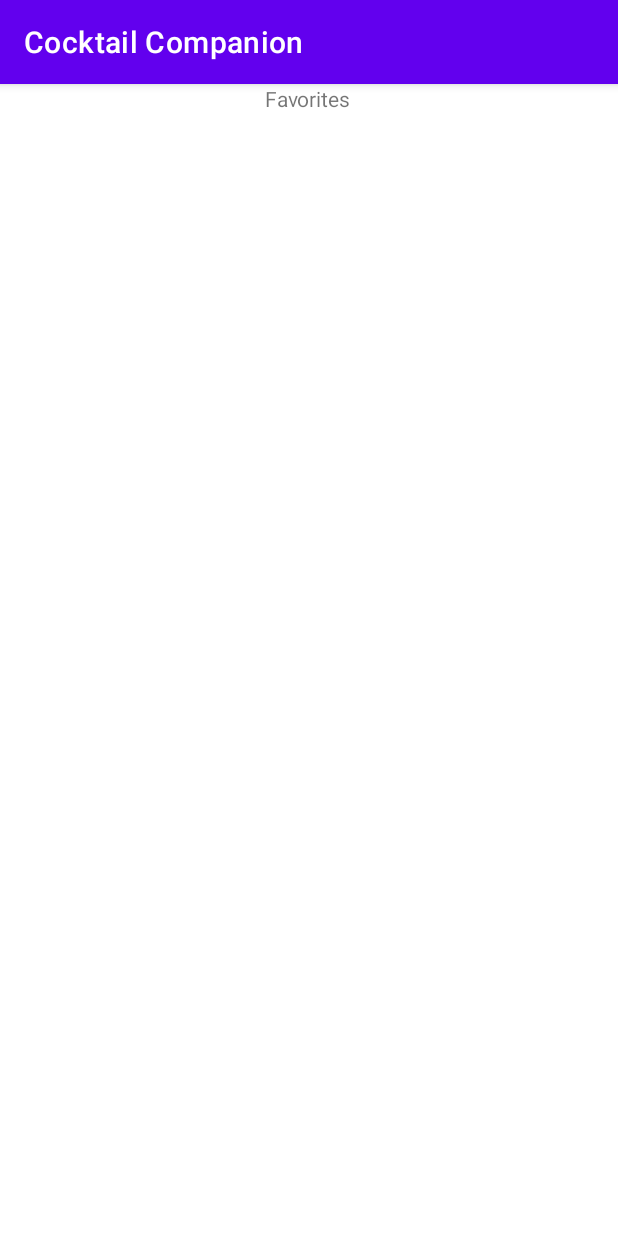
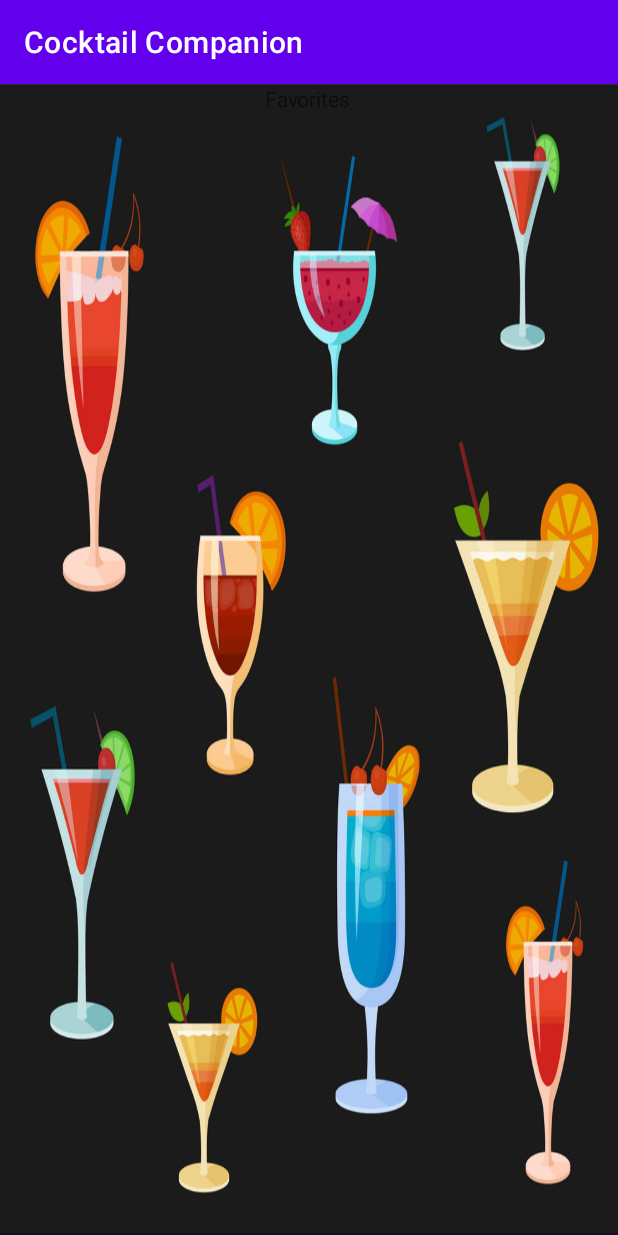
Before and after one commit to tylerjmwhit/Cocktail_Recipe_app, an Android app: the FavoritesActivity screen opened directly, with no data from a screen before it, on a phone screen of 412 x 824 dp. Run offline under Robolectric (Android 15) with nearby library versions, the phone set to English and light mode, and no system bars.

Commit message:
New background added

```diff
--- a/app/src/main/res/layout/activity_favorites.xml
+++ b/app/src/main/res/layout/activity_favorites.xml
@@ -4,7 +4,9 @@
     xmlns:tools="http://schemas.android.com/tools"
     android:layout_width="match_parent"
     android:layout_height="match_parent"
-    tools:context=".FavoritesActivity">
+    tools:context=".FavoritesActivity"
+    android:background="@drawable/favoritesct"
+    >
 
     <TextView
         android:id="@+id/_favoriteTitle"
```
Also changed, not shown: app/src/main/res/drawable-v24/favoritesct.jpeg (added).
